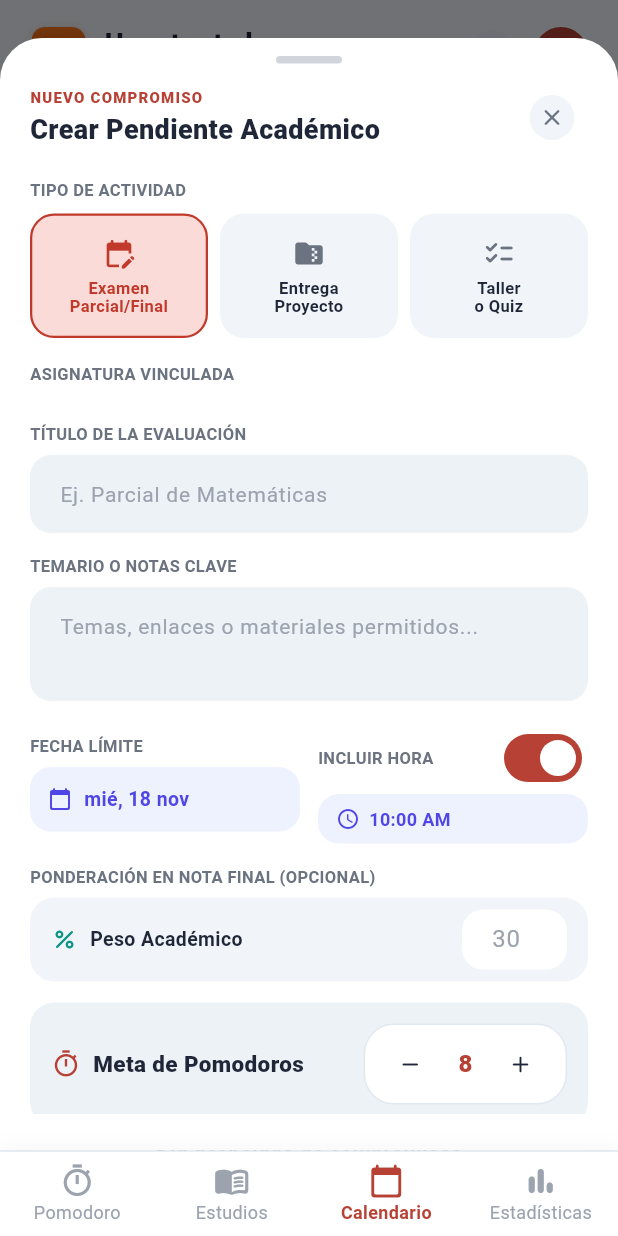
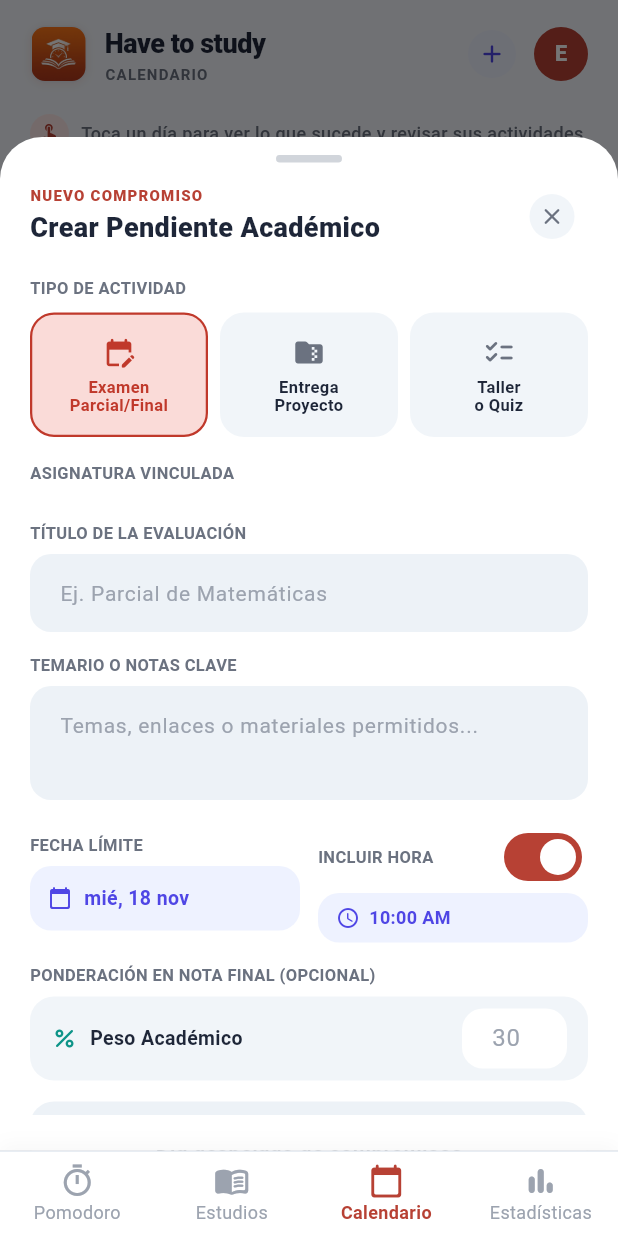
Before and after one commit to David-2357/have_to_study, a Flutter app: the CalendarScreen screen opened by its route, after a tap on the "add" icon, on a phone screen of 412 x 824 dp. Run offline on Flutter 3.47's test engine with Material 3 defaults, Android fonts, the phone set to English and light mode, and no system bars; drawn by our look-alikes of table_calendar; our stand-ins replace audioplayers, drift, file_picker, fl_chart, flutter_local_notifications, flutter_riverpod and 6 more; accounts and stored records are empty; generated files the repository leaves out were written again.

Commit message:
💄 adjust academic event modal height and safe area clearance

```diff
--- a/lib/features/academic_events/presentation/create_event_sheet.dart
+++ b/lib/features/academic_events/presentation/create_event_sheet.dart
@@ -80,11 +80,13 @@ class _CreateEventSheetState extends ConsumerState<CreateEventSheet> {
   Widget build(BuildContext context) {
     final colors = context.colors;
     final subjects = ref.watch(subjectsProvider).where((s) => !s.isArchived).toList();
+    final topPadding = MediaQuery.of(context).padding.top;
+    final availableHeight = MediaQuery.of(context).size.height - topPadding;
 
     return Container(
       decoration: BoxDecoration(
         color: colors.surface,
-        borderRadius: BorderRadius.vertical(top: Radius.circular(28)),
+        borderRadius: const BorderRadius.vertical(top: Radius.circular(28)),
       ),
       padding: EdgeInsets.only(
         top: 12,
@@ -93,9 +95,10 @@ class _CreateEventSheetState extends ConsumerState<CreateEventSheet> {
         bottom: MediaQuery.of(context).viewInsets.bottom + 24,
       ),
       constraints: BoxConstraints(
-        maxHeight: MediaQuery.of(context).size.height * 0.9,
+        maxHeight: availableHeight * 0.82,
       ),
       child: SingleChildScrollView(
+        physics: const BouncingScrollPhysics(),
         child: Column(
           crossAxisAlignment: CrossAxisAlignment.start,
           children: [
@@ -105,7 +108,9 @@ class _CreateEventSheetState extends ConsumerState<CreateEventSheet> {
                 width: 44,
                 height: 5,
                 decoration: BoxDecoration(
-                  color: const Color(0xFFD1D5DB),
+                  color: colors.isDark
+                      ? const Color(0xFF475569)
+                      : const Color(0xFFD1D5DB),
                   borderRadius: BorderRadius.circular(3),
                 ),
               ),
--- a/lib/features/calendar/presentation/calendar_screen.dart
+++ b/lib/features/calendar/presentation/calendar_screen.dart
@@ -66,6 +66,7 @@ class _CalendarScreenState extends ConsumerState<CalendarScreen> {
                         showModalBottomSheet(
                           context: context,
                           isScrollControlled: true,
+                          useSafeArea: true,
                           backgroundColor: Colors.transparent,
                           builder: (context) => CreateEventSheet(initialDate: _selectedDay),
                         );
@@ -389,6 +390,7 @@ class _CalendarScreenState extends ConsumerState<CalendarScreen> {
                             showModalBottomSheet(
                               context: context,
                               isScrollControlled: true,
+                              useSafeArea: true,
                               backgroundColor: Colors.transparent,
                               builder: (context) => CreateEventSheet(initialDate: _selectedDay),
                             );
--- a/lib/features/pomodoro/presentation/pomodoro_screen.dart
+++ b/lib/features/pomodoro/presentation/pomodoro_screen.dart
@@ -1021,6 +1021,7 @@ class _PomodoroScreenState extends ConsumerState<PomodoroScreen> {
     showModalBottomSheet(
       context: context,
       isScrollControlled: true,
+      useSafeArea: true,
       backgroundColor: Colors.transparent,
       builder: (context) => const CreateEventSheet(),
     );
--- a/lib/features/subjects/presentation/studies_screen.dart
+++ b/lib/features/subjects/presentation/studies_screen.dart
@@ -89,6 +89,7 @@ class _StudiesScreenState extends ConsumerState<StudiesScreen> {
                           showModalBottomSheet(
                             context: context,
                             isScrollControlled: true,
+                            useSafeArea: true,
                             backgroundColor: Colors.transparent,
                             builder: (context) => const CreateEventSheet(),
                           );
--- a/lib/shared/widgets/academic_event_card.dart
+++ b/lib/shared/widgets/academic_event_card.dart
@@ -329,6 +329,7 @@ class _AcademicEventCardState extends ConsumerState<AcademicEventCard> {
                         showModalBottomSheet(
                           context: context,
                           isScrollControlled: true,
+                          useSafeArea: true,
                           backgroundColor: Colors.transparent,
                           builder: (context) => CreateEventSheet(eventToEdit: event),
                         );
```
